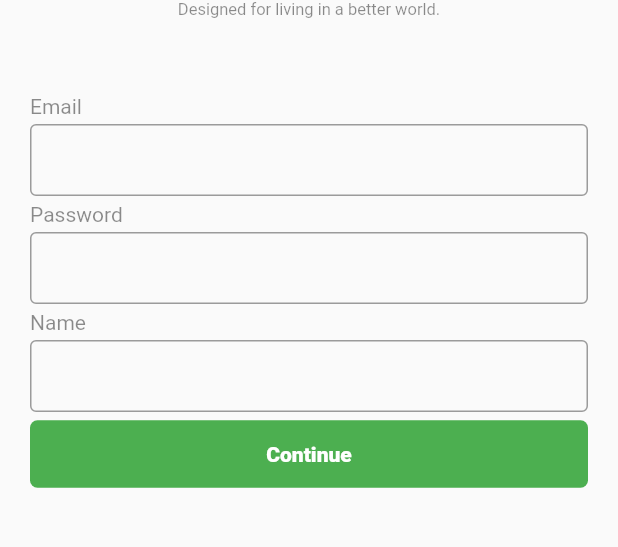
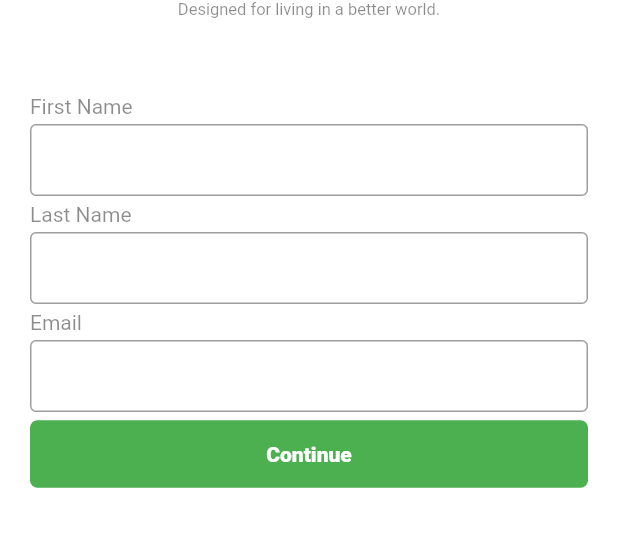
Before and after one commit to Hisham-Tariq/Cab-User, a Flutter app: the UserInfoGetterScreen screen opened directly, on a phone screen of 412 x 824 dp, the part 155-702 px from its top. Run offline on Flutter 3.47's test engine with Material 2 defaults, Android fonts, the phone set to English and light mode, and no system bars; our stand-ins replace cloud_firestore, firebase_auth, firebase_core, get, google_fonts; missing offline and left inert: async_button_builder; accounts and stored records are empty; Roboto replaces fonts that are missing (Catamaran).

Commit message:
User Data Added

```diff
--- /dev/null
+++ b/lib/controller/controller.dart
@@ -0,0 +1 @@
+export 'user.controller.dart';
--- a/lib/main.dart
+++ b/lib/main.dart
@@ -5,8 +5,9 @@ import 'package:firebase_core/firebase_core.dart';
 import 'package:flutter/material.dart';
 import 'package:get/get.dart';
 
-void main() {
+Future<void> main() async {
   WidgetsFlutterBinding.ensureInitialized();
+  await Firebase.initializeApp();
   runApp(MyApp());
 }
 
--- /dev/null
+++ b/lib/models/models.dart
@@ -0,0 +1 @@
+export 'user.model.dart';
--- a/lib/models/user.model.dart
+++ b/lib/models/user.model.dart
@@ -6,7 +6,6 @@ class UserModel {
   String? firstName;
   String? lastName;
   String? email;
-  final _userDataReference = FirebaseFirestore.instance.collection('users');
   UserModel({this.id, this.firstName, this.lastName, this.email});
 
   // UserModel.fromJson(Map<String, dynamic> json) {
@@ -19,20 +18,4 @@ class UserModel {
         'lastName': this.lastName,
         'email': this.email,
       };
-
-  Future<bool> createUser(String password) async {
-    final currentUserId = FirebaseAuth.instance.currentUser!.uid;
-    var userData = this.toJsonToCreateUser();
-    userData['password'] = password;
-    try{
-      await _userDataReference.doc(currentUserId).set(userData);
-      return true;
-    }catch(e){
-      return false;
-    }
-  }
-
-  readCurrentUser() {}
-  readUser(id) {}
-  readAllUsers() {}
 }
--- a/lib/screens/PhoneInputScreen.dart
+++ b/lib/screens/PhoneInputScreen.dart
@@ -163,6 +163,7 @@ class _PhoneInputScreenState extends State<PhoneInputScreen> {
       verificationCompleted: (PhoneAuthCredential credential) async {
         // Automatic handling of the SMS code on Android devices.
         await auth.signInWithCredential(credential);
+
         this.setState(() {
           this.buttonState = ButtonState.success();
           Future.delayed(Duration(seconds: 1)).then((value) {
--- a/lib/screens/UserInfoGetterScreen.dart
+++ b/lib/screens/UserInfoGetterScreen.dart
@@ -1,13 +1,36 @@
+import 'package:async_button_builder/async_button_builder.dart';
+import 'package:driving_app_its/controller/controller.dart';
+import 'package:driving_app_its/customization/customization.dart';
+import 'package:driving_app_its/models/models.dart';
+import 'package:driving_app_its/screens/screens.dart';
+import 'package:driving_app_its/widgets/widgets.dart';
 import 'package:flutter/material.dart';
+import 'package:get/get.dart';
 import 'package:google_fonts/google_fonts.dart';
 
-class UserInfoGetterScreen extends StatelessWidget {
+class UserInfoGetterScreen extends StatefulWidget {
+  @override
+  _UserInfoGetterScreenState createState() => _UserInfoGetterScreenState();
+}
+
+class _UserInfoGetterScreenState extends State<UserInfoGetterScreen> {
+  final _formKey = GlobalKey<FormState>();
+
+  final firstNameController = TextEditingController();
+
+  final lastNameController = TextEditingController();
+
+  final emailController = TextEditingController();
+
+  ButtonState buttonState = ButtonState.idle();
+
   @override
   Widget build(BuildContext context) {
     return SafeArea(
-      child: Material(
-        child: Container(
+      child: Scaffold(
+        body: Container(
           padding: EdgeInsets.fromLTRB(20, 20, 20, 0),
+          child: SingleChildScrollView(
             child: Column(
               children: [
                 SizedBox(height: 50),
@@ -40,11 +63,12 @@ class UserInfoGetterScreen extends StatelessWidget {
                 ),
                 SizedBox(height: 50),
                 Form(
+                  key: _formKey,
                   child: Column(
                     crossAxisAlignment: CrossAxisAlignment.start,
                     children: [
                       Text(
-                      'Email',
+                        'First Name',
                         style: GoogleFonts.catamaran(
                           color: Colors.black45,
                           fontSize: 14,
@@ -52,6 +76,7 @@ class UserInfoGetterScreen extends StatelessWidget {
                       ),
                       SizedBox(height: 4),
                       TextFormField(
+                        controller: firstNameController,
                         validator: (value) {
                           return value!.isEmpty ? 'Invalid Value' : null;
                         },
@@ -63,7 +88,7 @@ class UserInfoGetterScreen extends StatelessWidget {
                       SizedBox(height: 4),
                       // Password
                       Text(
-                      'Password',
+                        'Last Name',
                         style: GoogleFonts.catamaran(
                           color: Colors.black45,
                           fontSize: 14,
@@ -71,6 +96,7 @@ class UserInfoGetterScreen extends StatelessWidget {
                       ),
                       SizedBox(height: 4),
                       TextFormField(
+                        controller: lastNameController,
                         validator: (value) {
                           return value!.isEmpty ? 'Invalid Value' : null;
                         },
@@ -81,7 +107,7 @@ class UserInfoGetterScreen extends StatelessWidget {
                       ),
                       SizedBox(height: 4),
                       Text(
-                      'Name',
+                        'Email',
                         style: GoogleFonts.catamaran(
                           color: Colors.black45,
                           fontSize: 14,
@@ -89,6 +115,7 @@ class UserInfoGetterScreen extends StatelessWidget {
                       ),
                       SizedBox(height: 4),
                       TextFormField(
+                        controller: emailController,
                         validator: (value) {
                           return value!.isEmpty ? 'Invalid Value' : null;
                         },
@@ -98,6 +125,27 @@ class UserInfoGetterScreen extends StatelessWidget {
                         ),
                       ),
                       SizedBox(height: 4),
+                      Center(
+                        child: AsyncAnimatedButton(
+                          stateColors: {
+                            AsyncButtonState.orElse: AppColors.primary,
+                            AsyncButtonState.fail: Colors.red,
+                          },
+                          stateTexts: {
+                            AsyncButtonState.idle: 'Continue',
+                            AsyncButtonState.success: 'Success',
+                            AsyncButtonState.fail: 'Fail',
+                          },
+                          stateIcons: {
+                            AsyncButtonState.idle: Icons.arrow_right_alt,
+                            AsyncButtonState.success:
+                                Icons.check_circle_outline_rounded,
+                            AsyncButtonState.fail: Icons.cancel_outlined,
+                          },
+                          buttonState: buttonState,
+                          onPressed: handleAddUserData,
+                        ),
+                      ),
                       Row(
                         children: [
                           Expanded(
@@ -125,6 +173,39 @@ class UserInfoGetterScreen extends StatelessWidget {
             ),
           ),
         ),
+      ),
     );
   }
+
+  Future<void> handleAddUserData() async {
+    if (!_formKey.currentState!.validate()) return;
+    this.setState(() {
+      buttonState = ButtonState.loading();
+    });
+    UserController userController = Get.put(UserController());
+    final _user = UserModel(
+      email: emailController.text,
+      firstName: firstNameController.text,
+      lastName: lastNameController.text,
+    );
+    userController.setUser(_user);
+    if (await userController.createUser()) {
+      this.setState(() {
+        buttonState = ButtonState.success();
+        Future.delayed(Duration(seconds: 1)).then((value) {
+          //  Navigate to Home Screen
+          Get.off(() => HomeScreen());
+        });
+      });
+    } else {
+      this.setState(() {
+        buttonState = ButtonState.error();
+        Future.delayed(Duration(seconds: 1)).then((value) {
+          this.setState(() {
+            buttonState = ButtonState.idle();
+          });
+        });
+      });
     }
+  }
+}
--- a/lib/screens/screens.dart
+++ b/lib/screens/screens.dart
@@ -1,2 +1,6 @@
 export 'SplashScreen.dart';
 export 'IntroScreen.dart';
+export 'OTPScreen.dart';
+export 'PhoneInputScreen.dart';
+export 'UserInfoGetterScreen.dart';
+export 'HomeScreen.dart';
```
Also changed, not shown: lib/controller/user.controller.dart (+26 -1 lines), lib/screens/HomeScreen.dart (added, +30 -0 lines), lib/screens/SplashScreen.dart (+4 -4 lines), 1 other file. Lines whose indentation alone changed are shown as unchanged.
